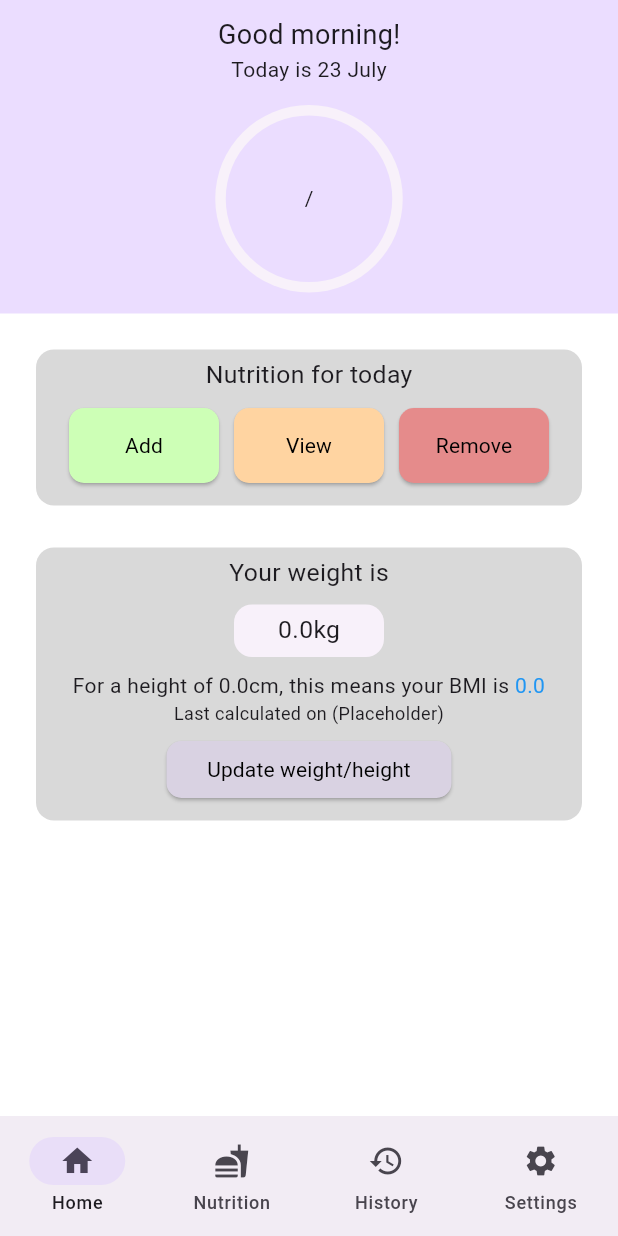
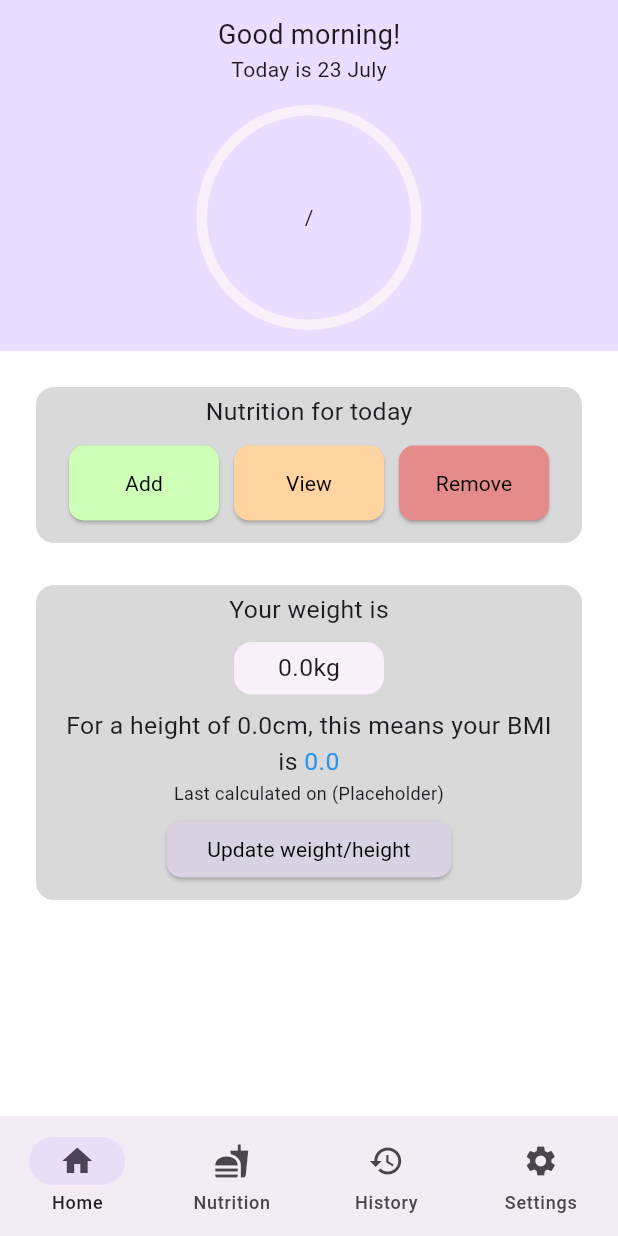
Before and after one commit to smstone0/Caloric, a Flutter app: the screen it shows after launch, on a phone screen of 412 x 824 dp. Run offline on Flutter 3.47's test engine with Material 2 defaults, Android fonts, the phone set to English and light mode, and no system bars; our stand-ins replace google_fonts.

Commit message:
Pass in size parameter to CalorieRing

```diff
--- a/lib/today_page.dart
+++ b/lib/today_page.dart
@@ -71,7 +71,7 @@ class TodayPage extends StatelessWidget {
                       style: const TextStyle(fontSize: 18)),
                   Text("Today is ${time.day} $month"),
                   const SizedBox(height: 10),
-                  const CalorieRing(),
+                  const CalorieRing(size: 150),
                 ],
               ),
             ),
@@ -98,9 +98,9 @@ class TodayPage extends StatelessWidget {
 }
 
 class CalorieRing extends StatelessWidget {
-  const CalorieRing({
-    super.key,
-  });
+  const CalorieRing({super.key, required this.size});
+
+  final double size;
 
   @override
   Widget build(BuildContext context) {
@@ -110,8 +110,8 @@ class CalorieRing extends StatelessWidget {
         borderRadius: BorderRadius.circular(100),
       ),
       child: SizedBox(
-        width: 125,
-        height: 125,
+        width: size,
+        height: size,
         child: Padding(
           padding: const EdgeInsets.all(3.0),
           child: Card(
@@ -166,7 +166,7 @@ class StatsCard extends StatelessWidget {
               height: 35,
               child: Center(
                   child: Text("$weight$weightUnit",
-                      style: TextStyle(fontSize: 16.5))),
+                      style: const TextStyle(fontSize: 16.5))),
             ),
           ),
         ),
@@ -181,8 +181,11 @@ class StatsCard extends StatelessWidget {
                   children: [
                     TextSpan(
                         text:
-                            "For a height of $userHeight$heightUnit, this means your BMI is "),
-                    TextSpan(text: "$bmi", style: TextStyle(color: colour)),
+                            "For a height of $userHeight$heightUnit, this means your BMI is ",
+                        style: const TextStyle(fontSize: 16.5)),
+                    TextSpan(
+                        text: "$bmi",
+                        style: TextStyle(color: colour, fontSize: 16.5)),
                   ],
                 ),
               ),
```
